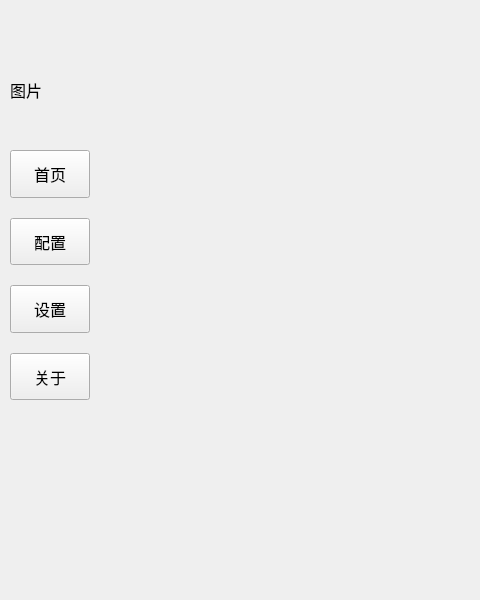
Before: the Qt Designer form include/DGLABClient.ui in CrimsonSeraph/DG-LAB-Client, drawn with Qt 5; both pictures show x 0 to 480 and y 0 to 600 of the 800 by 600 pixel window.
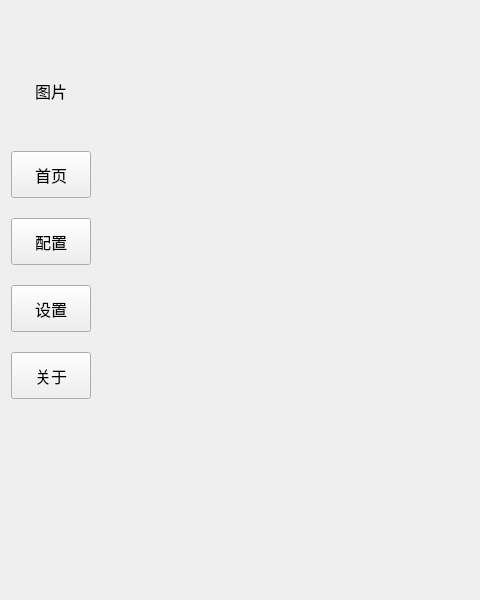
After: the same form once the commit is applied.

Commit message: 添加简单样式

Patch:
```diff
--- a/include/DGLABClient.ui
+++ b/include/DGLABClient.ui
@@ -42,24 +42,26 @@
     <number>0</number>
    </property>
    <item>
+    <widget class="QWidget" name="all" native="true">
     <layout class="QHBoxLayout" name="horizontalLayout_5">
      <property name="spacing">
       <number>0</number>
      </property>
      <property name="leftMargin">
-      <number>0</number>
+       <number>1</number>
      </property>
      <property name="topMargin">
-      <number>0</number>
+       <number>1</number>
      </property>
      <property name="rightMargin">
-      <number>0</number>
+       <number>1</number>
      </property>
      <property name="bottomMargin">
-      <number>0</number>
+       <number>1</number>
      </property>
      <item>
-      <layout class="QVBoxLayout" name="verticalLayout">
+       <widget class="QWidget" name="left_btns_bar" native="true">
+        <layout class="QVBoxLayout" name="left_btn_bar">
        <property name="spacing">
         <number>20</number>
        </property>
@@ -97,6 +99,9 @@
          <property name="text">
           <string>图片</string>
          </property>
+           <property name="alignment">
+            <set>Qt::AlignmentFlag::AlignCenter</set>
+           </property>
         </widget>
        </item>
        <item>
@@ -172,6 +177,7 @@
         </widget>
        </item>
       </layout>
+       </widget>
      </item>
      <item>
       <widget class="QStackedWidget" name="stackedWidget">
@@ -182,6 +188,7 @@
       </widget>
      </item>
     </layout>
+    </widget>
    </item>
   </layout>
  </widget>
```
Lines whose indentation alone changed are shown as unchanged. The commit also changes 2 other files.
